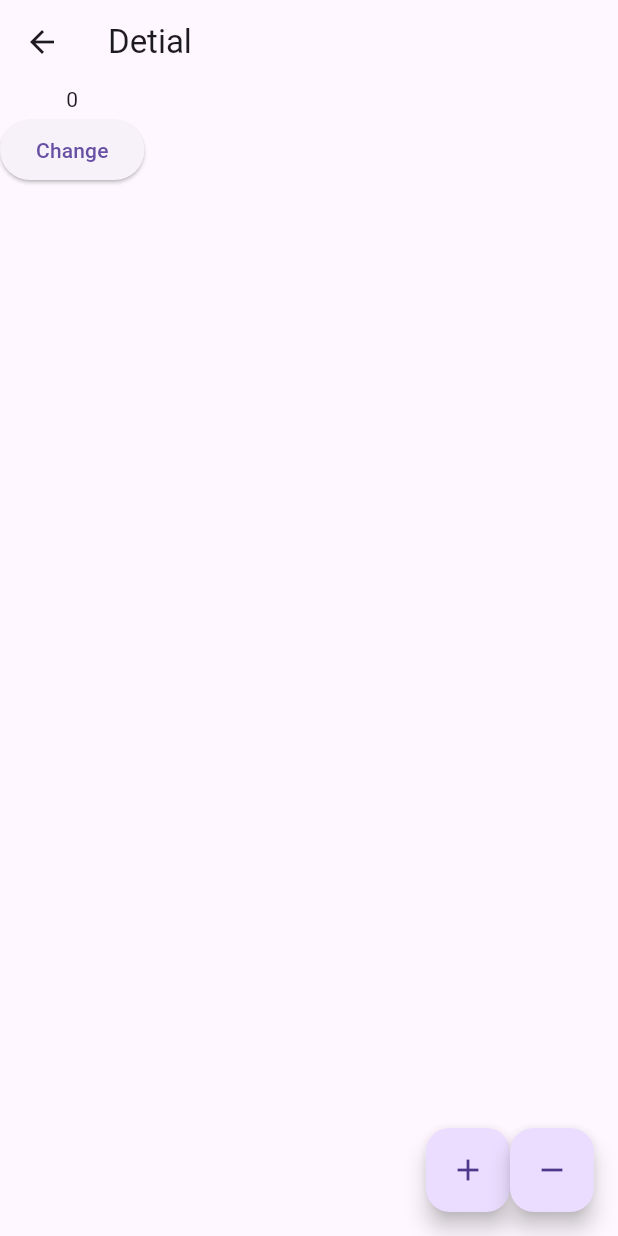
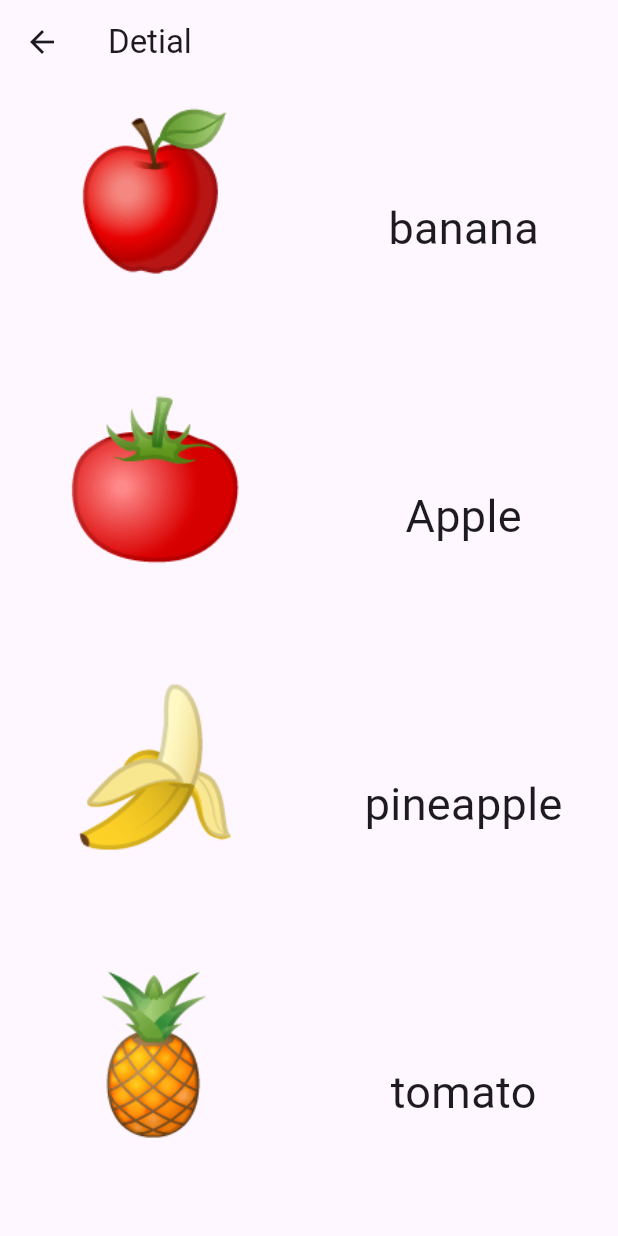
Before and after one commit to Pankaj-pm/task, a Flutter app: the screen it shows after launch, after a tap on the "send" icon, on a phone screen of 412 x 824 dp. Run offline on Flutter 3.47's test engine with Material 3 defaults, Android fonts, the phone set to English and light mode, and no system bars.

Commit message:
drag and drop

```diff
--- a/lib/provider/counter_provider.dart
+++ b/lib/provider/counter_provider.dart
@@ -3,13 +3,23 @@ import 'package:flutter/material.dart';
 class CounterProvider extends ChangeNotifier {
   int count = 0;
 
-  void increment() {
-    count++;
-    notifyListeners();
-  }
+  bool iskedu=false;
+  bool isapple=false;
+  bool isananas=false;
+  bool isTomato=false;
 
-  void decrement() {
-    count--;
+
+  void changeData(String tag){
+    if(tag=="kedu"){
+      iskedu =true;
+    }else if(tag=="apple"){
+      isapple =true;
+    }else if(tag=="ananas"){
+      isananas =true;
+    }else if(tag=="Tomato"){
+      isTomato =true;
+    }
+
     notifyListeners();
   }
 
--- a/lib/view/detail_page.dart
+++ b/lib/view/detail_page.dart
@@ -1,54 +1,121 @@
 import 'package:flutter/material.dart';
 import 'package:provider/provider.dart';
 import 'package:provider_test/provider/counter_provider.dart';
-import 'package:provider_test/provider/theme_provider.dart';
 
 import '../main.dart';
 
-class DetailPage extends StatelessWidget {
+class DetailPage extends StatefulWidget {
   const DetailPage({super.key});
 
+  @override
+  State<DetailPage> createState() => _DetailPageState();
+}
+
+class _DetailPageState extends State<DetailPage> {
   @override
   Widget build(BuildContext context) {
     return Scaffold(
       appBar: AppBar(
         title: Text("Detial"),
       ),
-      body: Column(
+      body: Consumer<CounterProvider>(
+        builder: (BuildContext context, CounterProvider value, Widget? child) {
+          return Row(
             children: [
-          Consumer<CounterProvider>(
-            builder: (BuildContext context, CounterProvider value, Widget? child) {
-              return Text("${value.count}");
-            },
+              Expanded(
+                child: Column(
+                  children: [
+                    Expanded(
+                      child: myDragWidget("apple", value.isapple ? "" : "🍎"),
                     ),
-          ElevatedButton(
-              onPressed: () {
-                Provider.of<ThemeProvider>(context,listen: false).changeTheme();
-              },
-              child: Text("Change"))
-        ],
+                    Expanded(
+                      child: myDragWidget("Tomato", value.isTomato ? "" : "🍅"),
                     ),
-      floatingActionButton: Row(
-        mainAxisSize: MainAxisSize.min,
-        children: [
-          FloatingActionButton(
-            heroTag: "add",
-            onPressed: () {
-              // Provider.of<CounterProvider>(context, listen: false).increment();
-              Provider.of<CounterProvider>(context, listen: false).changeCounter(true);
-            },
-            child: Icon(Icons.add),
+                    Expanded(
+                      child: myDragWidget("kedu", value.iskedu ? "" : "🍌"),
                     ),
-          FloatingActionButton(
-            heroTag: "remove",
-            onPressed: () {
-              // Provider.of<CounterProvider>(context, listen: false).decrement();
-              Provider.of<CounterProvider>(context, listen: false).changeCounter(false);
-            },
-            child: Icon(Icons.remove),
+                    Expanded(
+                      child: myDragWidget("ananas", value.isananas ? "" : "🍍"),
                     ),
                   ],
                 ),
+              ),
+              Expanded(
+                child: Column(
+                  children: [
+                    Expanded(
+                      child: myDragTargetWidget("kedu", value.iskedu ? "🍌" : "banana"),
+                    ),
+                    Expanded(
+                      child: Center(
+                        child: myDragTargetWidget("apple", value.isapple ? "🍎" : "Apple"),
+                      ),
+                    ),
+                    Expanded(
+                      child: Center(
+                        child: myDragTargetWidget("ananas", value.isananas ? "🍍" : "pineapple"),
+                      ),
+                    ),
+                    Expanded(
+                      child: Center(
+                        child: myDragTargetWidget("Tomato", value.isTomato ? "🍅" : "tomato"),
+                      ),
+                    ),
+                  ],
+                ),
+              ),
+            ],
+          );
+        },
+      ),
+    );
+  }
+
+  Widget myDragWidget(String data, String text) {
+    return Draggable(
+      data: data,
+      feedback: Text(
+        text,
+        style: TextStyle(fontSize: 100),
+      ),
+      childWhenDragging: Container(),
+      child: Text(
+        text,
+        style: TextStyle(fontSize: 100),
+      ),
+    );
+  }
+
+  Widget myDragTargetWidget(String tagData, String text) {
+    return DragTarget(
+      builder: (BuildContext context, List<Object?> candidateData, List<dynamic> rejectedData) {
+        bool isAvailable=false;
+        if(candidateData.isNotEmpty) {
+          isAvailable=true;
+          print("candidateData ${candidateData.first}");
+        }
+        return Container(
+          alignment: Alignment.center,
+          decoration: BoxDecoration(
+            border: Border.all(
+              color: isAvailable ? Colors.green:Colors.transparent,
+              width: 5,
+            ),
+          ),
+          child: Text(
+            text,
+            style: TextStyle(fontSize: 30),
+          ),
+        );
+      },
+      onWillAccept: (data) {
+        print("onWillAccept $data == $tagData");
+        return data == tagData;
+      },
+      onAccept: (data) {
+        Provider.of<CounterProvider>(context, listen: false).changeData(data.toString());
+        print("onAccept = $data");
+      },
     );
   }
 }
--- a/lib/view/home_page.dart
+++ b/lib/view/home_page.dart
@@ -4,8 +4,15 @@ import 'package:provider_test/provider/counter_provider.dart';
 import 'package:provider_test/provider/theme_provider.dart';
 import 'package:provider_test/view/detail_page.dart';
 
-class HomeScreen extends StatelessWidget {
+class HomeScreen extends StatefulWidget {
   const HomeScreen({super.key});
+
+  @override
+  State<HomeScreen> createState() => _HomeScreenState();
+}
+
+class _HomeScreenState extends State<HomeScreen> {
+  bool isDone = false;
 
   @override
   Widget build(BuildContext context) {
@@ -25,23 +32,110 @@ class HomeScreen extends StatelessWidget {
               icon: Icon(Icons.send)),
           IconButton(
               onPressed: () {
-                Provider.of<ThemeProvider>(context,listen: false).changeTheme();
-
+                Provider.of<ThemeProvider>(context, listen: false).changeTheme();
               },
               icon: Icon(Icons.light_mode))
         ],
       ),
       body: Column(
         children: [
-          Consumer<CounterProvider>(
-            builder: (BuildContext context, CounterProvider value, Widget? child) {
-              return Text(
-                "${value.count}",
-                style: Theme.of(context).textTheme.headlineLarge,
+          Row(
+            children: [
+              Draggable(
+                data: "red",
+                child: Container(
+                  height: 80,
+                  width: 80,
+                  color: isDone ? Colors.grey : Colors.red,
+                  child: Center(
+                      child: Text(
+                    "Apple",
+                    style: TextStyle(
+                      color: Colors.white,
+                      fontSize: 18,
+                    ),
+                  )),
+                ),
+                feedback: Container(
+                  color: Colors.red,
+                  height: 80,
+                  width: 80,
+                  child: Center(
+                      child: Text(
+                        "Apple",
+                        style: TextStyle(
+                          color: Colors.white,
+                          fontSize: 18,
+                        ),
+                      )),
+                ),
+                childWhenDragging: Container(
+                  height: 80,
+                  width: 80,
+                  decoration: BoxDecoration(border: Border.all(color: Colors.grey, width: 5)),
+                ),
+              ),
+              SizedBox(width: 30,),
+              LongPressDraggable(
+                data: "red",
+                child: Container(
+                  height: 80,
+                  width: 80,
+                  color: isDone ? Colors.grey : Colors.red,
+                  child: Center(
+                      child: Text(
+                    "Apple1",
+                    style: TextStyle(
+                      color: Colors.white,
+                      fontSize: 18,
+                    ),
+                  )),
+                ),
+                feedback: Container(
+                  color: Colors.red,
+                  height: 80,
+                  width: 80,
+                  child: Center(
+                      child: Text(
+                        "Apple",
+                        style: TextStyle(
+                          color: Colors.white,
+                          fontSize: 18,
+                        ),
+                      )),
+                ),
+                childWhenDragging: Container(
+                  height: 80,
+                  width: 80,
+                  decoration: BoxDecoration(border: Border.all(color: Colors.grey, width: 5)),
+                ),
+              ),
+            ],
+          ),
+          SizedBox(
+            height: 200,
+          ),
+          DragTarget(
+            builder: (context, candidateData, rejectedData) {
+              return Container(
+                height: 80,
+                width: 80,
+                decoration: BoxDecoration(
+                  color: isDone ? Colors.red : Colors.transparent,
+                  border: Border.all(color: Colors.grey, width: 5),
+                ),
               );
             },
-          ),
-          Text("Hello All"),
+            onWillAccept: (data) {
+              print("onWillAccept-- $data");
+              return true;
+            },
+            onAccept: (data) {
+              isDone = true;
+              setState(() {});
+              print("onAccept === > $data");
+            },
+          )
         ],
       ),
       floatingActionButton: Row(
```
Also changed, not shown: lib/main.dart (+1 -16 lines). Lines whose indentation alone changed are shown as unchanged.
